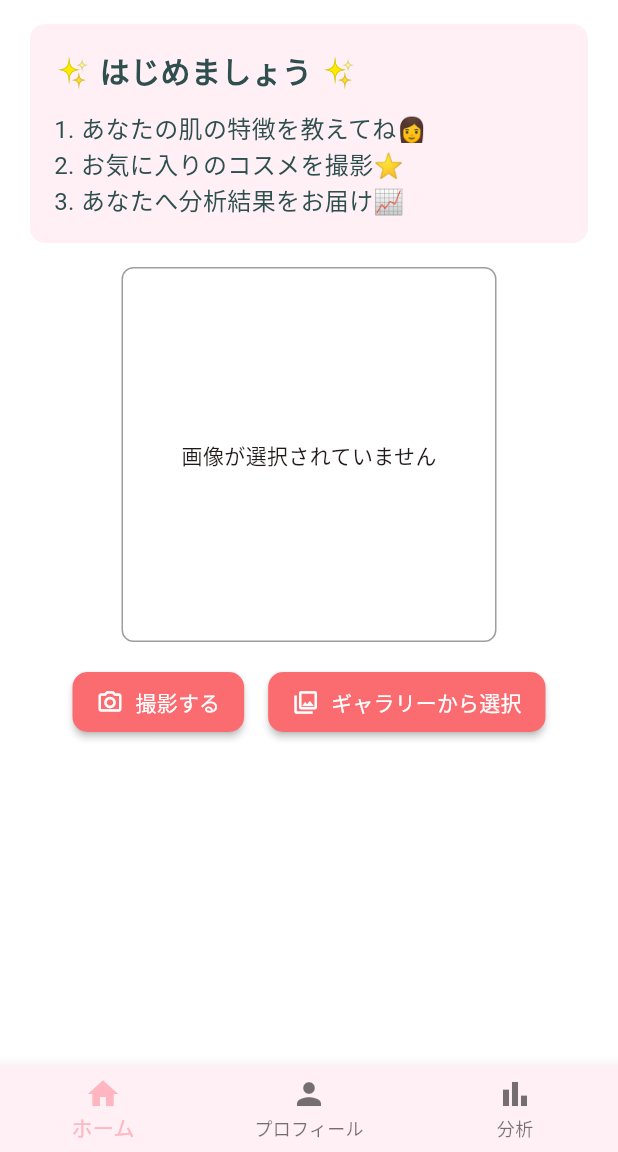
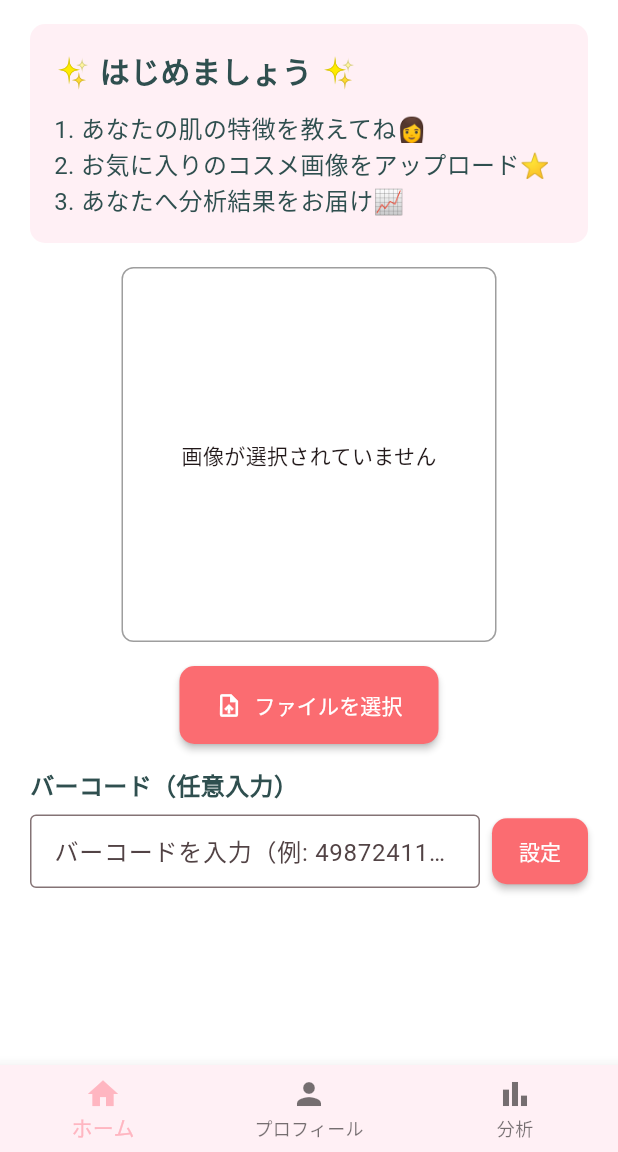
Before and after one commit to panchorange/cosmetic_ingredient_analysis, a Flutter app: the screen it shows once a user with an empty profile is signed in, on a phone screen of 412 x 824 dp, the part 84-1236 px from its top. Run offline on Flutter 3.47's test engine with Material 3 defaults, Android fonts, the phone set to English and light mode, and no system bars; our stand-ins replace firebase_auth, firebase_core, firebase_storage, google_sign_in, image_picker, shared_preferences; accounts and stored records are empty.

Commit message:
update:webでの分析機能

```diff
--- a/lib/main.dart
+++ b/lib/main.dart
@@ -2,6 +2,7 @@ import 'package:flutter/material.dart';
 import 'package:flutter_localizations/flutter_localizations.dart';
 import 'package:firebase_core/firebase_core.dart';
 import 'package:provider/provider.dart';
+import 'firebase_options.dart';
 import 'viewmodels/picture_viewmodel.dart';
 import 'viewmodels/skin_profile_viewmodel.dart';
 import 'viewmodels/auth_viewmodel.dart';
@@ -13,7 +14,9 @@ import 'views/login_page.dart';
 void main() async {
   WidgetsFlutterBinding.ensureInitialized();
   try {
-    await Firebase.initializeApp();
+    await Firebase.initializeApp(
+      options: DefaultFirebaseOptions.currentPlatform,
+    );
     debugPrint('Firebase initialized successfully');
   } catch (e, stackTrace) {
     debugPrint('Failed to initialize Firebase:');
--- a/lib/viewmodels/auth_viewmodel.dart
+++ b/lib/viewmodels/auth_viewmodel.dart
@@ -11,7 +11,10 @@ import 'package:google_sign_in/google_sign_in.dart';
 /// - ユーザー情報の取得
 class AuthViewModel extends ChangeNotifier {
   final FirebaseAuth _auth = FirebaseAuth.instance;
-  final GoogleSignIn _googleSignIn = GoogleSignIn();
+  final GoogleSignIn _googleSignIn = GoogleSignIn(
+    clientId:
+        '1037062375017-btu6k11c01sk7gdee7g571lp6u7ik9pj.apps.googleusercontent.com',
+  );
 
   User? _currentUser;
   bool _isLoading = false;
--- a/lib/views/user_home.dart
+++ b/lib/views/user_home.dart
@@ -4,11 +4,23 @@ import '../viewmodels/picture_viewmodel.dart';
 import '../viewmodels/skin_profile_viewmodel.dart';
 import '../utils/contents/app_colors.dart';
 import '../utils/contents/app_spacing.dart';
-import 'package:mobile_scanner/mobile_scanner.dart';
-import 'package:image_picker/image_picker.dart';
+import 'package:flutter/foundation.dart';
 
-class UserHomePage extends StatelessWidget {
+class UserHomePage extends StatefulWidget {
   const UserHomePage({super.key});
+
+  @override
+  State<UserHomePage> createState() => _UserHomePageState();
+}
+
+class _UserHomePageState extends State<UserHomePage> {
+  final TextEditingController _barcodeController = TextEditingController();
+
+  @override
+  void dispose() {
+    _barcodeController.dispose();
+    super.dispose();
+  }
 
   @override
   Widget build(BuildContext context) {
@@ -70,7 +82,7 @@ class UserHomePage extends StatelessWidget {
                           ),
                         ),
                         Text(
-                          '2. お気に入りのコスメを撮影⭐️',
+                          '2. お気に入りのコスメ画像をアップロード⭐️',
                           style: TextStyle(
                             color: AppColors.darkSlateGray,
                             fontSize: 16,
@@ -88,7 +100,9 @@ class UserHomePage extends StatelessWidget {
                   ),
                   SizedBox(height: AppSpacing.md),
 
-                  if (pictureViewModel.selectedImage != null)
+                  // 画像表示部分 - WebとMobileの両方に対応
+                  if ((kIsWeb && pictureViewModel.selectedImageBytes != null) ||
+                      (!kIsWeb && pictureViewModel.selectedImage != null))
                     Container(
                       width: 250,
                       height: 250,
@@ -98,9 +112,25 @@ class UserHomePage extends StatelessWidget {
                       ),
                       child: ClipRRect(
                         borderRadius: BorderRadius.circular(AppSpacing.sm),
-                        child: Image.file(
+                        child:
+                            kIsWeb
+                                ? Image.memory(
+                                  pictureViewModel.selectedImageBytes!,
+                                  fit: BoxFit.cover,
+                                  errorBuilder: (context, error, stackTrace) {
+                                    return const Center(
+                                      child: Text('画像の読み込みに失敗しました'),
+                                    );
+                                  },
+                                )
+                                : Image.file(
                                   pictureViewModel.selectedImage!,
                                   fit: BoxFit.cover,
+                                  errorBuilder: (context, error, stackTrace) {
+                                    return const Center(
+                                      child: Text('画像の読み込みに失敗しました'),
+                                    );
+                                  },
                                 ),
                       ),
                     )
@@ -117,147 +147,104 @@ class UserHomePage extends StatelessWidget {
 
                   SizedBox(height: AppSpacing.md),
 
-                  Row(
-                    mainAxisAlignment: MainAxisAlignment.center,
-                    children: [
+                  // ファイル選択ボタン
                   ElevatedButton.icon(
-                        onPressed: () {
-                          Navigator.push(
-                            context,
-                            MaterialPageRoute(
-                              builder:
-                                  (context) => Scaffold(
-                                    appBar: AppBar(
-                                      title: const Text('バーコードスキャン'),
-                                      backgroundColor: AppColors.lightPink,
-                                    ),
-                                    body: MobileScanner(
-                                      onDetect: (capture) {
-                                        final List<Barcode> barcodes =
-                                            capture.barcodes;
-                                        for (final barcode in barcodes) {
-                                          final String barcodeValue =
-                                              barcode.rawValue ?? '';
-                                          Navigator.pop(context);
-
-                                          // バーコード結果をポップアップで表示
-                                          showDialog(
-                                            context: context,
-                                            builder: (BuildContext context) {
-                                              return AlertDialog(
-                                                title: const Text(
-                                                  'バーコードスキャン完了',
-                                                ),
-                                                content: Column(
-                                                  mainAxisSize:
-                                                      MainAxisSize.min,
-                                                  children: [
-                                                    Text(
-                                                      'バーコード: $barcodeValue',
-                                                    ),
-                                                    const SizedBox(height: 16),
-                                                    const Text(
-                                                      '次に成分表を撮影してください',
-                                                    ),
-                                                  ],
-                                                ),
-                                                actions: [
-                                                  TextButton(
-                                                    onPressed: () async {
-                                                      Navigator.pop(context);
-
-                                                      // ローディング表示
-                                                      ScaffoldMessenger.of(
-                                                        context,
-                                                      ).showSnackBar(
-                                                        const SnackBar(
-                                                          content: Text(
-                                                            'カメラを起動中...',
-                                                          ),
-                                                          duration: Duration(
-                                                            seconds: 1,
-                                                          ),
-                                                        ),
-                                                      );
-
-                                                      // カメラを先に起動（非同期でバーコード保存を実行）
-                                                      final cameraFuture =
-                                                          ImagePicker()
-                                                              .pickImage(
-                                                                source:
-                                                                    ImageSource
-                                                                        .camera,
-                                                              );
-                                                      final barcodeSaveFuture =
-                                                          pictureViewModel
-                                                              .saveBarcodeToFirebase(
-                                                                barcodeValue,
-                                                              );
-
-                                                      // カメラの結果を待つ
-                                                      final XFile? photo =
-                                                          await cameraFuture;
-
-                                                      // バーコード保存が完了するまで待つ（バックグラウンドで実行）
-                                                      barcodeSaveFuture
-                                                          .catchError((error) {
-                                                            debugPrint(
-                                                              'バーコード保存エラー: $error',
-                                                            );
-                                                          });
-
-                                                      if (photo != null) {
-                                                        pictureViewModel
-                                                            .processSelectedImage(
-                                                              photo,
-                                                            );
-                                                      }
-                                                    },
-                                                    child: const Text('成分表を撮影'),
-                                                  ),
-                                                ],
-                                              );
-                                            },
-                                          );
-                                          break;
-                                        }
-                                      },
-                                    ),
-                                  ),
-                            ),
-                          );
-                        },
-                        icon: const Icon(Icons.camera_alt_outlined),
-                        label: const Text('撮影する'),
+                    onPressed: pictureViewModel.pickFromGallery,
+                    icon: const Icon(Icons.upload_file),
+                    label: const Text('ファイルを選択'),
                     style: ElevatedButton.styleFrom(
                       padding: EdgeInsets.symmetric(
-                            horizontal: AppSpacing.md,
-                            vertical: AppSpacing.sm,
+                        horizontal: AppSpacing.lg,
+                        vertical: AppSpacing.md,
                       ),
                       backgroundColor: AppColors.lightPink,
                       foregroundColor: Colors.white,
                     ),
                   ),
-                      SizedBox(width: AppSpacing.md),
-                      ElevatedButton.icon(
-                        onPressed: pictureViewModel.pickFromGallery,
-                        icon: const Icon(Icons.photo_library_outlined),
-                        label: const Text('ギャラリーから選択'),
+
+                  SizedBox(height: AppSpacing.md),
+
+                  // バーコード手動入力フィールド
+                  Container(
+                    width: double.infinity,
+                    margin: EdgeInsets.symmetric(
+                      horizontal: AppSpacing.contentMargin,
+                    ),
+                    child: Column(
+                      crossAxisAlignment: CrossAxisAlignment.start,
+                      children: [
+                        const Text(
+                          'バーコード（任意入力）',
+                          style: TextStyle(
+                            fontSize: 16,
+                            fontWeight: FontWeight.bold,
+                            color: AppColors.darkSlateGray,
+                          ),
+                        ),
+                        SizedBox(height: AppSpacing.sm),
+                        Row(
+                          children: [
+                            Expanded(
+                              child: TextField(
+                                controller: _barcodeController,
+                                decoration: const InputDecoration(
+                                  hintText: 'バーコードを入力（例: 4987241188833）',
+                                  border: OutlineInputBorder(),
+                                  contentPadding: EdgeInsets.symmetric(
+                                    horizontal: 12,
+                                    vertical: 12,
+                                  ),
+                                ),
+                                keyboardType: TextInputType.number,
+                              ),
+                            ),
+                            SizedBox(width: AppSpacing.sm),
+                            ElevatedButton(
+                              onPressed: () async {
+                                await pictureViewModel.setManualBarcode(
+                                  _barcodeController.text,
+                                );
+                              },
                               style: ElevatedButton.styleFrom(
-                          padding: EdgeInsets.symmetric(
-                            horizontal: AppSpacing.md,
-                            vertical: AppSpacing.sm,
-                          ),
                                 backgroundColor: AppColors.lightPink,
                                 foregroundColor: Colors.white,
+                                padding: const EdgeInsets.symmetric(
+                                  horizontal: 16,
+                                  vertical: 12,
                                 ),
+                              ),
+                              child: const Text('設定'),
                             ),
                           ],
                         ),
+                      ],
+                    ),
+                  ),
 
-                  SizedBox(height: AppSpacing.md),
+                  // バーコード結果表示
+                  if (pictureViewModel.barcodeResult != null)
+                    Container(
+                      width: double.infinity,
+                      margin: EdgeInsets.symmetric(
+                        horizontal: AppSpacing.contentMargin,
+                      ).copyWith(top: AppSpacing.md),
+                      padding: EdgeInsets.all(AppSpacing.md),
+                      decoration: BoxDecoration(
+                        color: AppColors.lavenderBrush,
+                        borderRadius: BorderRadius.circular(10),
+                      ),
+                      child: Text(
+                        '✅ バーコード: ${pictureViewModel.barcodeResult}',
+                        style: const TextStyle(
+                          color: AppColors.darkSlateGray,
+                          fontWeight: FontWeight.bold,
+                        ),
+                      ),
+                    ),
 
-                  if (pictureViewModel.selectedImage != null)
+                  // アップロードボタン（撮影完了後に表示）
+                  if ((kIsWeb && pictureViewModel.selectedImageBytes != null) ||
+                      (!kIsWeb && pictureViewModel.selectedImage != null))
                     ElevatedButton.icon(
                       onPressed:
                           pictureViewModel.isLoading
@@ -270,12 +257,10 @@ class UserHomePage extends StatelessWidget {
                           horizontal: AppSpacing.lg,
                           vertical: AppSpacing.md,
                         ),
-                        backgroundColor: const Color(0xFFFF69B4), // ホットピンク
+                        backgroundColor: const Color(0xFFFF69B4),
                         foregroundColor: Colors.white,
                       ),
                     ),
-
-                  SizedBox(height: AppSpacing.md),
 
                   if (pictureViewModel.isLoading)
                     Column(
@@ -294,11 +279,52 @@ class UserHomePage extends StatelessWidget {
                       ),
                       padding: EdgeInsets.all(AppSpacing.defaultPadding),
                       decoration: BoxDecoration(
-                        color: const Color(0xFFFFF0F5), // ラベンダーブラッシュ
+                        color:
+                            pictureViewModel.resultText.contains('エラー') ||
+                                    pictureViewModel.resultText.contains('失敗')
+                                ? const Color(0xFFFFEBEE) // エラーの場合は薄い赤背景
+                                : const Color(0xFFFFF0F5), // 成功の場合は薄いピンク背景
                         borderRadius: BorderRadius.circular(10.0),
+                        border:
+                            pictureViewModel.resultText.contains('エラー') ||
+                                    pictureViewModel.resultText.contains('失敗')
+                                ? Border.all(
+                                  color: const Color(0xFFE57373),
+                                  width: 1.0,
+                                )
+                                : null,
                       ),
-                      child: Text(pictureViewModel.resultText),
+                      child: Row(
+                        crossAxisAlignment: CrossAxisAlignment.start,
+                        children: [
+                          if (pictureViewModel.resultText.contains('エラー') ||
+                              pictureViewModel.resultText.contains('失敗'))
+                            const Icon(
+                              Icons.error_outline,
+                              color: Color(0xFFD32F2F),
+                              size: 20,
+                            )
+                          else
+                            const Icon(
+                              Icons.check_circle_outline,
+                              color: Color(0xFF388E3C),
+                              size: 20,
                             ),
+                          const SizedBox(width: 8),
+                          Expanded(
+                            child: Text(
+                              pictureViewModel.resultText,
+                              style: const TextStyle(
+                                color: AppColors.darkSlateGray,
+                                fontSize: 14,
+                              ),
+                            ),
+                          ),
+                        ],
+                      ),
+                    ),
+
+                  SizedBox(height: AppSpacing.md),
                 ],
               ),
             ),
--- a/pubspec.yaml
+++ b/pubspec.yaml
@@ -44,6 +44,7 @@ dependencies:
   mobile_scanner: ^3.5.6
   google_sign_in: ^6.3.0
   firebase_auth: ^4.20.0
+  google_ml_kit: ^0.18.0
 
   http: any
 dev_dependencies:
```
Also changed, not shown: lib/viewmodels/picture_viewmodel.dart (+159 -20 lines), lib/views/login_page.dart (+4 -13 lines), firebase.json (added), lib/firebase_options.dart (added), pubspec.lock, 1 other file. Lines whose indentation alone changed are shown as unchanged.
